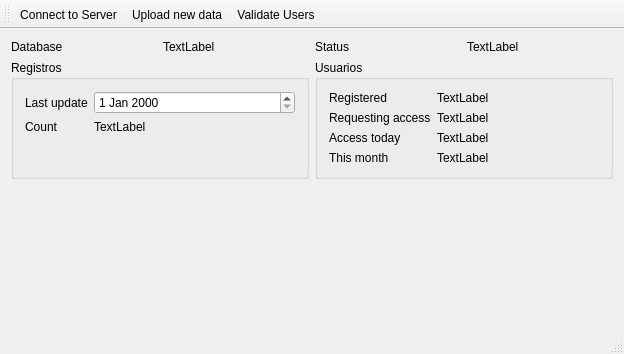
Qt form dominioSeguro-Importer/mainwindow.ui (diegowald/dominioSeguro) before a commit.
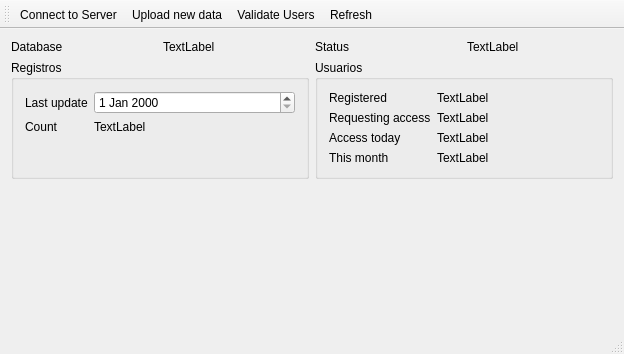
The same form after that commit.

What changed in the file:
```diff
--- a/dominioSeguro-Importer/mainwindow.ui
+++ b/dominioSeguro-Importer/mainwindow.ui
@@ -192,6 +192,7 @@
    <addaction name="actionConnect_to_Server"/>
    <addaction name="actionUpload_new_data"/>
    <addaction name="actionValidate_Users"/>
+   <addaction name="actionRefresh"/>
   </widget>
   <widget class="QStatusBar" name="statusBar"/>
   <action name="actionConnect_to_Server">
@@ -212,6 +213,11 @@
     <string>Validate Users</string>
    </property>
   </action>
+  <action name="actionRefresh">
+   <property name="text">
+    <string>Refresh</string>
+   </property>
+  </action>
  </widget>
  <layoutdefault spacing="6" margin="11"/>
  <resources/>
```
Left out of the diff: 14 changed lines with no effect on the pictures.
